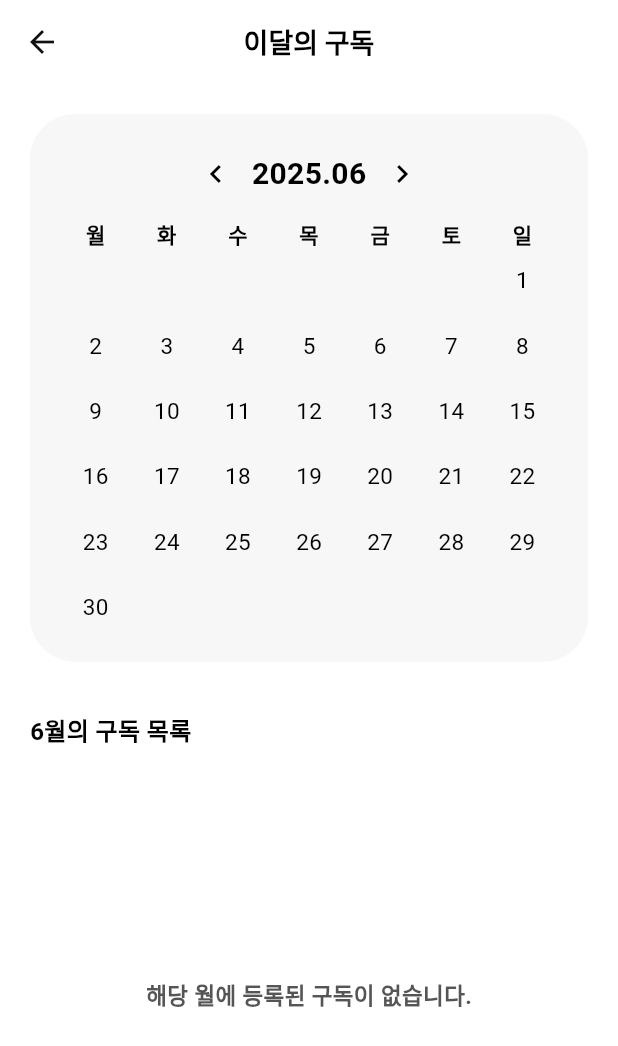
After one commit to AtmosCat/sheepdog, a Flutter app: the screen it shows after launch, after a tap on "6월", on a phone screen of 412 x 824 dp. The commit adds this screen. Shown: the top 1046 px of the screen. Run offline on Flutter 3.47's test engine with Material 3 defaults, Android fonts, the phone set to English and light mode, and no system bars; our stand-ins replace flutter_colorpicker, flutter_riverpod, fluttertoast, sqflite; missing offline and left inert: xml2json; accounts and stored records are empty.

Commit message:
MonthlySubscriptionDetailPage 구현 완료

```diff
--- a/lib/ui/pages/home/home_page.dart
+++ b/lib/ui/pages/home/home_page.dart
@@ -6,6 +6,7 @@ import 'package:sheepdog/data/repository/payment_method_repository.dart';
 import 'package:sheepdog/data/repository/subscription_category_repostory.dart';
 import 'package:sheepdog/data/repository/subscription_service_repository.dart';
 import 'package:sheepdog/theme/colors.dart';
+import 'package:sheepdog/ui/pages/monthly_subscription/monthly_subscription_detail_page.dart';
 import 'package:sheepdog/ui/pages/subscription_add/subscription_add_page.dart';
 import 'package:sheepdog/ui/pages/subscription_detail/subscription_detail_page.dart';
 import 'package:sheepdog/ui/pages/subscription_management/subscription_management_page.dart';
@@ -232,7 +233,17 @@ class _HomeState extends State<HomePage> {
                   ),
                 ),
                 const SizedBox(height: 16),
-                Padding(
+                GestureDetector(
+                  onTap: () {
+                    Navigator.push(
+                      context,
+                      MaterialPageRoute(
+                        builder: (_) => const MonthlySubscriptionDetailPage(),
+                      ),
+                    );
+                  },
+
+                  child: Padding(
                     padding: const EdgeInsets.symmetric(horizontal: 20),
                     child: Container(
                       decoration: BoxDecoration(
@@ -259,9 +270,8 @@ class _HomeState extends State<HomePage> {
                                         : thisMonthPaidCount /
                                               thisMonthTotalCount,
                                     strokeWidth: 7,
-                                  backgroundColor: AppColor.mainYellowLight2.of(
-                                    context,
-                                  ),
+                                    backgroundColor: AppColor.mainYellowLight2
+                                        .of(context),
                                     valueColor: AlwaysStoppedAnimation<Color>(
                                       AppColor.mainYellow.of(context),
                                     ),
@@ -298,7 +308,9 @@ class _HomeState extends State<HomePage> {
                                     children: [
                                       Icon(
                                         Icons.check_circle_outline,
-                                      color: AppColor.primaryGreen.of(context),
+                                        color: AppColor.primaryGreen.of(
+                                          context,
+                                        ),
                                         size: 18,
                                       ),
                                       const SizedBox(width: 6),
@@ -343,6 +355,7 @@ class _HomeState extends State<HomePage> {
                               ),
                             ),
                           ],
+                        ),
                       ),
                     ),
                   ),
--- /dev/null
+++ b/lib/ui/pages/monthly_subscription/monthly_subscription_detail_page.dart
@@ -0,0 +1,548 @@
+import 'package:flutter/material.dart';
+import 'package:intl/intl.dart';
+import 'package:sheepdog/data/model/subscription_category.dart';
+import 'package:sheepdog/data/model/subscription_service.dart';
+import 'package:sheepdog/data/repository/payment_method_repository.dart';
+import 'package:sheepdog/data/repository/subscription_category_repostory.dart';
+import 'package:sheepdog/data/repository/subscription_service_repository.dart';
+import 'package:sheepdog/theme/colors.dart';
+import 'package:sheepdog/ui/pages/subscription_detail/subscription_detail_page.dart';
+
+class MonthlySubscriptionDetailPage extends StatefulWidget {
+  const MonthlySubscriptionDetailPage({Key? key}) : super(key: key);
+
+  @override
+  State<MonthlySubscriptionDetailPage> createState() =>
+      _MonthlySubscriptionDetailPageState();
+}
+
+class _MonthlySubscriptionDetailPageState
+    extends State<MonthlySubscriptionDetailPage> {
+  DateTime _focusedMonth = DateTime.now();
+  DateTime? _selectedDate;
+  List<SubscriptionService> _allSubscriptions = [];
+  List<SubscriptionService> _filteredSubscriptions = [];
+
+  @override
+  void initState() {
+    super.initState();
+    _loadSubscriptions();
+  }
+
+  Future<void> _loadSubscriptions() async {
+    final repo = SubscriptionServiceRepository();
+    final subs = await repo.getAllServices();
+    setState(() {
+      _allSubscriptions = subs;
+      _filterSubscriptions();
+    });
+  }
+
+  void _filterSubscriptions() {
+    setState(() {
+      if (_selectedDate != null) {
+        // 날짜 선택 시 해당 날짜 결제만
+        _filteredSubscriptions = _allSubscriptions
+            .where(
+              (s) =>
+                  s.paymentDate != null &&
+                  s.paymentDate!.year == _focusedMonth.year &&
+                  s.paymentDate!.month == _focusedMonth.month &&
+                  s.paymentDate!.day == _selectedDate!.day,
+            )
+            .toList();
+      } else {
+        // 월 전체 구독
+        _filteredSubscriptions = _allSubscriptions
+            .where(
+              (s) =>
+                  s.paymentDate != null &&
+                  s.paymentDate!.year == _focusedMonth.year &&
+                  s.paymentDate!.month == _focusedMonth.month,
+            )
+            .toList();
+      }
+      // 디데이 임박순 정렬(옵션)
+      _filteredSubscriptions.sort(
+        (a, b) => a.paymentDate!.compareTo(b.paymentDate!),
+      );
+    });
+  }
+
+  void _onMonthChanged(int offset) {
+    setState(() {
+      _focusedMonth = DateTime(
+        _focusedMonth.year,
+        _focusedMonth.month + offset,
+        1,
+      );
+      _selectedDate = null;
+      _filterSubscriptions();
+    });
+  }
+
+  void _onDateSelected(DateTime date) {
+    setState(() {
+      if (_selectedDate != null &&
+          _selectedDate!.day == date.day &&
+          _selectedDate!.month == date.month &&
+          _selectedDate!.year == date.year) {
+        _selectedDate = null; // 선택 해제
+      } else {
+        _selectedDate = date;
+      }
+      _filterSubscriptions();
+    });
+  }
+
+  // 각 날짜에 구독 개수
+  int _subscriptionCountOn(DateTime date) {
+    return _allSubscriptions
+        .where(
+          (s) =>
+              s.paymentDate != null &&
+              s.paymentDate!.year == date.year &&
+              s.paymentDate!.month == date.month &&
+              s.paymentDate!.day == date.day,
+        )
+        .length;
+  }
+
+  @override
+  Widget build(BuildContext context) {
+    final daysInMonth = DateUtils.getDaysInMonth(
+      _focusedMonth.year,
+      _focusedMonth.month,
+    );
+    final firstWeekday = DateTime(
+      _focusedMonth.year,
+      _focusedMonth.month,
+      1,
+    ).weekday;
+    final weekDays = ['월', '화', '수', '목', '금', '토', '일'];
+
+    return Scaffold(
+      appBar: AppBar(
+        backgroundColor: AppColor.containerWhite.of(context),
+        elevation: 0,
+        centerTitle: true,
+        leading: IconButton(
+          icon: const Icon(Icons.arrow_back),
+          color: AppColor.deepBlack.of(context),
+          onPressed: () => Navigator.pop(context),
+        ),
+        title: const Text(
+          '이달의 구독',
+          style: TextStyle(fontWeight: FontWeight.bold, color: Colors.black),
+        ),
+      ),
+      backgroundColor: AppColor.containerWhite.of(context),
+      body: Column(
+        children: [
+          // 달력
+          Container(
+            margin: EdgeInsets.all(20.0),
+            decoration: BoxDecoration(
+              borderRadius: BorderRadius.circular(30),
+              color: AppColor.containerLightGray30.of(context),
+            ),
+            child: Padding(
+              padding: const EdgeInsets.symmetric(vertical: 16, horizontal: 20),
+              child: Column(
+                children: [
+                  Row(
+                    mainAxisAlignment: MainAxisAlignment.center,
+                    children: [
+                      IconButton(
+                        icon: const Icon(Icons.chevron_left),
+                        onPressed: () => _onMonthChanged(-1),
+                      ),
+                      Text(
+                        '${_focusedMonth.year}.${_focusedMonth.month.toString().padLeft(2, '0')}',
+                        style: const TextStyle(
+                          fontSize: 20,
+                          fontWeight: FontWeight.bold,
+                        ),
+                      ),
+                      IconButton(
+                        icon: const Icon(Icons.chevron_right),
+                        onPressed: () => _onMonthChanged(1),
+                      ),
+                    ],
+                  ),
+                  const SizedBox(height: 6),
+                  // 요일 헤더
+                  Row(
+                    mainAxisAlignment: MainAxisAlignment.spaceBetween,
+                    children: weekDays
+                        .map(
+                          (d) => Expanded(
+                            child: Center(
+                              child: Text(
+                                d,
+                                style: const TextStyle(
+                                  fontWeight: FontWeight.bold,
+                                  fontSize: 14,
+                                ),
+                              ),
+                            ),
+                          ),
+                        )
+                        .toList(),
+                  ),
+                  const SizedBox(height: 2),
+                  // 달력 날짜
+                  GridView.builder(
+                    shrinkWrap: true,
+                    physics: const NeverScrollableScrollPhysics(),
+                    gridDelegate:
+                        const SliverGridDelegateWithFixedCrossAxisCount(
+                          crossAxisCount: 7,
+                          mainAxisSpacing: 4,
+                          crossAxisSpacing: 0,
+                          childAspectRatio: 1.2,
+                        ),
+                    itemCount: daysInMonth + (firstWeekday - 1),
+                    itemBuilder: (context, idx) {
+                      if (idx < firstWeekday - 1) {
+                        return const SizedBox.shrink();
+                      }
+                      final day = idx - (firstWeekday - 2);
+                      final date = DateTime(
+                        _focusedMonth.year,
+                        _focusedMonth.month,
+                        day,
+                      );
+                      final isSelected =
+                          _selectedDate != null &&
+                          _selectedDate!.day == day &&
+                          _selectedDate!.month == _focusedMonth.month &&
+                          _selectedDate!.year == _focusedMonth.year;
+                      final count = _subscriptionCountOn(date);
+
+                      return GestureDetector(
+                        onTap: () => _onDateSelected(date),
+                        child: Container(
+                          margin: const EdgeInsets.all(2),
+                          decoration: BoxDecoration(
+                            color: isSelected
+                                ? AppColor.mainYellow.of(context)
+                                : Colors.transparent,
+                            borderRadius: BorderRadius.circular(8),
+                          ),
+                          child: Column(
+                            mainAxisAlignment: MainAxisAlignment.center,
+                            children: [
+                              Text(
+                                '$day',
+                                style: TextStyle(
+                                  fontWeight: FontWeight.normal,
+                                  color: isSelected
+                                      ? AppColor.deepBlack.of(context)
+                                      : Colors.black,
+                                  fontSize: 15,
+                                ),
+                              ),
+                              const SizedBox(height: 2),
+                              // 구독 개수만큼 점 표시
+                              Row(
+                                mainAxisAlignment: MainAxisAlignment.center,
+                                children: List.generate(
+                                  count,
+                                  (i) => Container(
+                                    width: 4,
+                                    height: 4,
+                                    margin: const EdgeInsets.symmetric(
+                                      horizontal: 1,
+                                    ),
+                                    decoration: BoxDecoration(
+                                      color: AppColor.mainYellow.of(context),
+                                      shape: BoxShape.circle,
+                                    ),
+                                  ),
+                                ),
+                              ),
+                            ],
+                          ),
+                        ),
+                      );
+                    },
+                  ),
+                ],
+              ),
+            ),
+          ),
+          const SizedBox(height: 10),
+          // 구독 리스트
+          Padding(
+            padding: const EdgeInsets.symmetric(horizontal: 20, vertical: 4),
+            child: Align(
+              alignment: Alignment.centerLeft,
+              child: Text(
+                '${_focusedMonth.month}월의 구독 목록',
+                style: const TextStyle(
+                  fontWeight: FontWeight.bold,
+                  fontSize: 16,
+                  color: Colors.black,
+                ),
+              ),
+            ),
+          ),
+          Expanded(
+            child: _filteredSubscriptions.isEmpty
+                ? Center(
+                    child: Text(
+                      _selectedDate != null
+                          ? '선택된 날짜에 등록된 구독이 없습니다.'
+                          : '해당 월에 등록된 구독이 없습니다.',
+                      style: TextStyle(
+                        color: AppColor.gray30.of(context),
+                        fontSize: 15,
+                      ),
+                    ),
+                  )
+                : ListView.separated(
+                    padding: const EdgeInsets.symmetric(
+                      horizontal: 20,
+                      vertical: 4,
+                    ),
+                    itemCount: _filteredSubscriptions.length,
+                    separatorBuilder: (_, __) => const SizedBox(height: 14),
+                    itemBuilder: (context, idx) {
+                      final item = _filteredSubscriptions[idx];
+                      return GestureDetector(
+                        onTap: () async {
+                          final category =
+                              await SubscriptionCategoryRepository()
+                                  .getCategoryById(item.categoryId);
+                          final paymentMethod = await PaymentMethodRepository()
+                              .getMethodById(item.paymentMethodId);
+                          if (category != null && paymentMethod != null) {
+                            await Navigator.push(
+                              context,
+                              MaterialPageRoute(
+                                builder: (_) => SubscriptionDetailPage(
+                                  service: item,
+                                  category: category,
+                                  paymentMethod: paymentMethod,
+                                ),
+                              ),
+                            );
+                            // 필요시 돌아와서 새로고침
+                            await _loadSubscriptions();
+                          }
+                        },
+                        child: FutureBuilder<SubscriptionCategory?>(
+                          future: SubscriptionCategoryRepository()
+                              .getCategoryById(item.categoryId),
+                          builder: (context, snapshot) {
+                            final cat = snapshot.data;
+                            return Container(
+                              padding: const EdgeInsets.symmetric(
+                                vertical: 14,
+                                horizontal: 14,
+                              ),
+                              decoration: BoxDecoration(
+                                color: Colors.grey[100],
+                                borderRadius: BorderRadius.circular(14),
+                              ),
+                              child: Row(
+                                crossAxisAlignment: CrossAxisAlignment.center,
+                                children: [
+                                  // 이모지 (흰색 원형 + 내부 패딩)
+                                  Container(
+                                    width: 38,
+                                    height: 38,
+                                    decoration: const BoxDecoration(
+                                      color: Colors.white,
+                                      shape: BoxShape.circle,
+                                    ),
+                                    child: Padding(
+                                      padding: const EdgeInsets.all(5.0),
+                                      child: Center(
+                                        child: Text(
+                                          item.emoji ?? '💬',
+                                          style: const TextStyle(fontSize: 22),
+                                        ),
+                                      ),
+                                    ),
+                                  ),
+                                  const SizedBox(width: 14),
+                                  // 서비스명, 카테고리, 금액/주기/결제일
+                                  Expanded(
+                                    child: Column(
+                                      crossAxisAlignment:
+                                          CrossAxisAlignment.start,
+                                      children: [
+                                        Row(
+                                          crossAxisAlignment:
+                                              CrossAxisAlignment.center,
+                                          children: [
+                                            Text(
+                                              item.name,
+                                              style: const TextStyle(
+                                                fontWeight: FontWeight.bold,
+                                                fontSize: 15,
+                                              ),
+                                              maxLines: 1,
+                                              overflow: TextOverflow.ellipsis,
+                                            ),
+                                            const SizedBox(width: 6),
+                                            Container(
+                                              padding:
+                                                  const EdgeInsets.symmetric(
+                                                    horizontal: 7,
+                                                    vertical: 1,
+                                                  ),
+                                              decoration: BoxDecoration(
+                                                color: Color(
+                                                  cat?.colorValue ?? 0xFFF5F5F5,
+                                                ),
+                                                borderRadius:
+                                                    BorderRadius.circular(7),
+                                              ),
+                                              child: Text(
+                                                cat?.name ?? '',
+                                                style: const TextStyle(
+                                                  color: Colors.black,
+                                                  fontSize: 11,
+                                                  fontWeight: FontWeight.normal,
+                                                ),
+                                              ),
+                                            ),
+                                          ],
+                                        ),
+                                        const SizedBox(height: 5),
+                                        Text(
+                                          '${NumberFormat('#,###원', 'ko_KR').format(item.paymentAmount ?? 0)} ・ ${_cycleToText(item.paymentCycle)} ${_paymentDateText(item)}',
+                                          style: const TextStyle(
+                                            color: Colors.black54,
+                                            fontSize: 13,
+                                          ),
+                                          maxLines: 1,
+                                          overflow: TextOverflow.ellipsis,
+                                        ),
+                                      ],
+                                    ),
+                                  ),
+                                  const SizedBox(width: 10),
+                                  // D-day
+                                  Column(
+                                    crossAxisAlignment: CrossAxisAlignment.end,
+                                    children: [
+                                      Text(
+                                        'D-${getDDay(item.paymentDate, item.paymentCycle)}',
+                                        style: TextStyle(
+                                          color: AppColor.primaryRed.of(
+                                            context,
+                                          ),
+                                          fontWeight: FontWeight.bold,
+                                          fontSize: 15,
+                                        ),
+                                      ),
+                                      // 결제일 날짜 텍스트가 필요하다면 아래 주석 해제
+                                      // Text(
+                                      //   item.paymentDate != null
+                                      //       ? DateFormat('yyyy-MM-dd').format(item.paymentDate!)
+                                      //       : '',
+                                      //   style: TextStyle(
+                                      //     color: AppColor.gray30.of(context),
+                                      //     fontSize: 12,
+                                      //   ),
+                                      // ),
+                                    ],
+                                  ),
+                                ],
+                              ),
+                            );
+                          },
+                        ),
+                      );
+                    },
+                  ),
+          ),
+        ],
+      ),
+    );
+  }
+}
+
+String _cycleToText(PaymentCycle? cycle) {
+  switch (cycle) {
+    case PaymentCycle.yearly:
+      return '매년';
+    case PaymentCycle.monthly:
+      return '매월';
+    case PaymentCycle.weekly:
+      return '매주';
+    default:
+      return '';
+  }
+}
+
+// 결제일 텍스트 변환 함수 예시
+String _paymentDateText(SubscriptionService item) {
+  if (item.paymentCycle == PaymentCycle.yearly && item.paymentDate != null) {
+    return '${item.paymentDate!.month}월 ${item.paymentDate!.day}일';
+  }
+  if (item.paymentCycle == PaymentCycle.monthly && item.paymentDate != null) {
+    return '${item.paymentDate!.day}일';
+  }
+  if (item.paymentCycle == PaymentCycle.weekly && item.paymentDate != null) {
+    const weekDays = ['월', '화', '수', '목', '금', '토', '일'];
+    return weekDays[item.paymentDate!.weekday - 1] + '요일';
+  }
+  return '';
+}
+
+int getDDay(DateTime? paymentDate, PaymentCycle? paymentCycle) {
+  if (paymentDate == null || paymentCycle == null) return 9999;
+  final now = DateTime.now();
+  final nowDate = DateTime(now.year, now.month, now.day);
+  final payDate = DateTime(
+    paymentDate.year,
+    paymentDate.month,
+    paymentDate.day,
+  );
+  final diff = payDate.difference(nowDate).inDays;
+  if (diff >= 0) return diff;
+
+  // 결제일이 지났으면 다음 결제일까지 남은 일수 계산
+  if (paymentCycle == PaymentCycle.monthly) {
+    // 다음 달 결제일
+    int nextMonth = payDate.month + 1;
+    int nextYear = payDate.year;
+    if (nextMonth > 12) {
+      nextMonth = 1;
+      nextYear += 1;
+    }
+    DateTime nextPayDate;
+    try {
+      nextPayDate = DateTime(nextYear, nextMonth, payDate.day);
+    } catch (_) {
+      // 2월 등 없는 날짜 보정
+      final lastDay = DateTime(nextYear, nextMonth + 1, 0).day;
+      nextPayDate = DateTime(nextYear, nextMonth, lastDay);
+    }
+    return nextPayDate.difference(nowDate).inDays;
+  } else if (paymentCycle == PaymentCycle.yearly) {
+    // 다음 해 결제일
+    int nextYear = payDate.year + 1;
+    DateTime nextPayDate;
+    try {
+      nextPayDate = DateTime(nextYear, payDate.month, payDate.day);
+    } catch (_) {
+      final lastDay = DateTime(nextYear, payDate.month + 1, 0).day;
+      nextPayDate = DateTime(nextYear, payDate.month, lastDay);
+    }
+    return nextPayDate.difference(nowDate).inDays;
+  } else if (paymentCycle == PaymentCycle.weekly) {
+    // 다음 주 같은 요일
+    int currentWeekday = nowDate.weekday; // 1(월)~7(일)
+    int payWeekday = payDate.weekday;
+    int daysUntilNext = (payWeekday - currentWeekday) % 7;
+    if (daysUntilNext <= 0) daysUntilNext += 7;
+    return daysUntilNext;
+  }
+  return 9999;
+}
```
Lines whose indentation alone changed are shown as unchanged.
